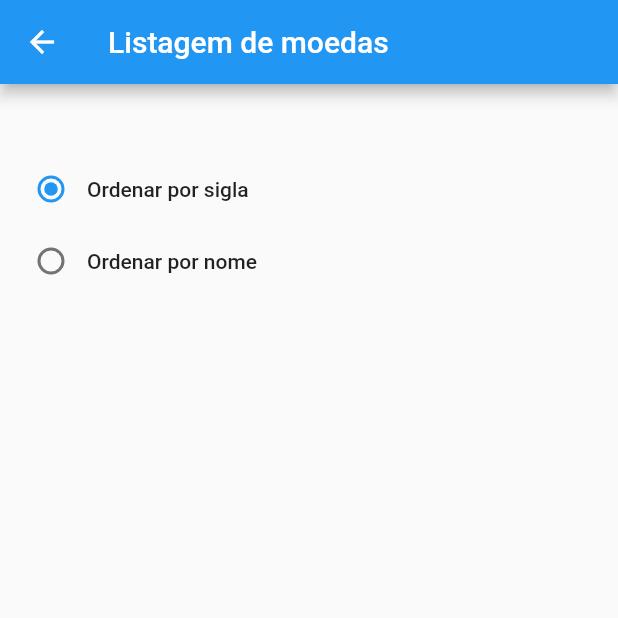
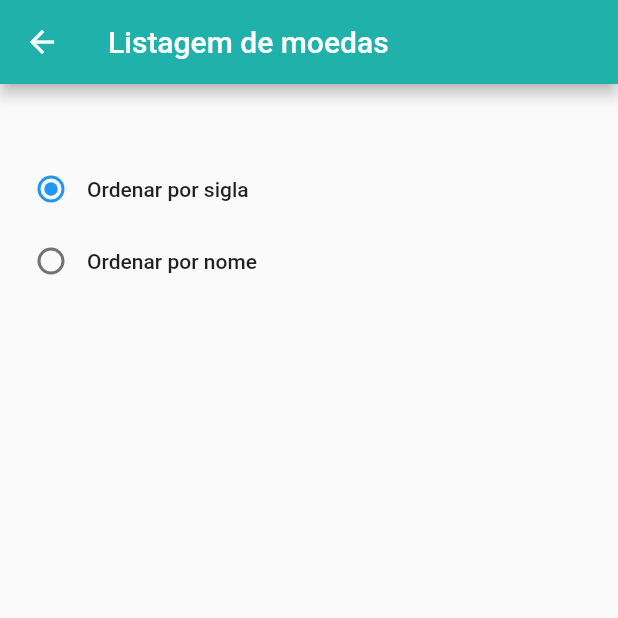
Before and after one commit to balvares/conversor, a Flutter app: the screen it shows after launch, after a tap on "Listagem de Moedas", on a phone screen of 412 x 824 dp, the top half of it. Run offline on Flutter 3.47's test engine with Material 2 defaults, Android fonts, the phone set to English and light mode, and no system bars; generated files the repository leaves out were written again; network calls fail.

Commit message:
Fix(settings): cores e estilo

```diff
--- a/lib/app/modules/currencies/pages/currency_page.dart
+++ b/lib/app/modules/currencies/pages/currency_page.dart
@@ -1,7 +1,5 @@
+import 'package:flutter/material.dart';
 import 'package:conversor/app/modules/currencies/model/currency.dart';
-import 'package:conversor/app/shared/custom_text_input.dart';
-import 'package:feather_icons_flutter/feather_icons_flutter.dart';
-import 'package:flutter/material.dart';
 import 'package:conversor/app/modules/currencies/services/currency_service.dart';
 
 class CurrencyPage extends StatefulWidget {
@@ -15,13 +13,25 @@ class _CurrencyPageState extends State<CurrencyPage> {
   String _currencyFrom = '';
   String _currencyTo = '';
   String filter = 'identifier';
+
   final TextEditingController _searchController = TextEditingController();
+  final GlobalKey<ScaffoldState> _scaffoldKey = new GlobalKey<ScaffoldState>();
 
   @override
   void initState() {
+
     super.initState();
+    _refresh();
+  }
 
-    _refresh();
+  void _onFail(String err) {
+
+    final SnackBar snackbar = SnackBar(
+      content: Text(err),
+      action: SnackBarAction(label: 'Ok', onPressed: () {}),
+    );
+
+    _scaffoldKey.currentState.showSnackBar(snackbar);
   }
 
   Future<List> _refresh() async {
@@ -33,23 +43,10 @@ class _CurrencyPageState extends State<CurrencyPage> {
     });
   }
 
-  Widget _buildAppBar() {
-
-    final Text title = Text(
-      'Listagem de moedas',
-      style: TextStyle(color: Colors.white),
-    );
-
-    return AppBar(
-      title: title,
-      backgroundColor: Colors.blue,
-    );
-  }
-
   Future _getCurrencies() async {
 
     dynamic currencies = await CurrencyService().getCurrencies().catchError((onError) {
-      print('Erro ao trazer moedas.');
+      _onFail('Ocorreu um erro ao listar as moedas. Tente novamente mais tarde.');
     });
 
     setState(() {
@@ -177,11 +174,25 @@ class _CurrencyPageState extends State<CurrencyPage> {
     );
   }
 
+   Widget _buildAppBar() {
+
+    final Text title = Text(
+      'Listagem de moedas',
+      style: TextStyle(color: Colors.white),
+    );
+
+    return AppBar(
+      title: title,
+      backgroundColor: Color(0xFF20B2AA),
+    );
+  }
+
   @override
   Widget build(BuildContext context) {
     return Scaffold(
       appBar: _buildAppBar(),
       body: _buildBody(),
+      key: _scaffoldKey,
     );
   }
 }
--- a/lib/app/modules/home/home.dart
+++ b/lib/app/modules/home/home.dart
@@ -14,7 +14,7 @@ class _HomeState extends State<Home> {
 
     return CustomButton(
       height: 100,
-      color: Colors.blue,
+      color: Color(0xFF20B2AA),
       label: 'Abrir Conversor',
       width: MediaQuery.of(context).size.width,
       onPressed: () => {
@@ -29,7 +29,7 @@ class _HomeState extends State<Home> {
 
     return CustomButton(
       height: 100,
-      color: Colors.blue,
+      color: Color(0xFF20B2AA),
       label: 'Listagem de Moedas',
       width: MediaQuery.of(context).size.width,
       onPressed: () => {
@@ -49,7 +49,7 @@ class _HomeState extends State<Home> {
 
     return AppBar(
       title: title,
-      backgroundColor: Colors.blue,
+      backgroundColor: Color(0xFF20B2AA),
     );
   }
 
--- a/lib/app/shared/custom_button.dart
+++ b/lib/app/shared/custom_button.dart
@@ -42,9 +42,10 @@ class CustomButton extends StatelessWidget {
         disabledColor: Colors.grey,
         disabledTextColor: Colors.white,
         textColor: fontColor ?? Colors.white,
-        color: color ?? Theme.of(context).primaryColor,
+        color: color ?? Color(0xFF20B2AA),
         splashColor: splashColor ?? Colors.white.withOpacity(0.2),
         highlightColor: splashColor ?? Colors.white.withOpacity(0.2),
+        shape: RoundedRectangleBorder(borderRadius: BorderRadius.circular(999.0)),
         child: Text(
           label,
           style: TextStyle(
```
Also changed, not shown: lib/app/modules/conversion/pages/conversion_page.dart (+35 -15 lines).
